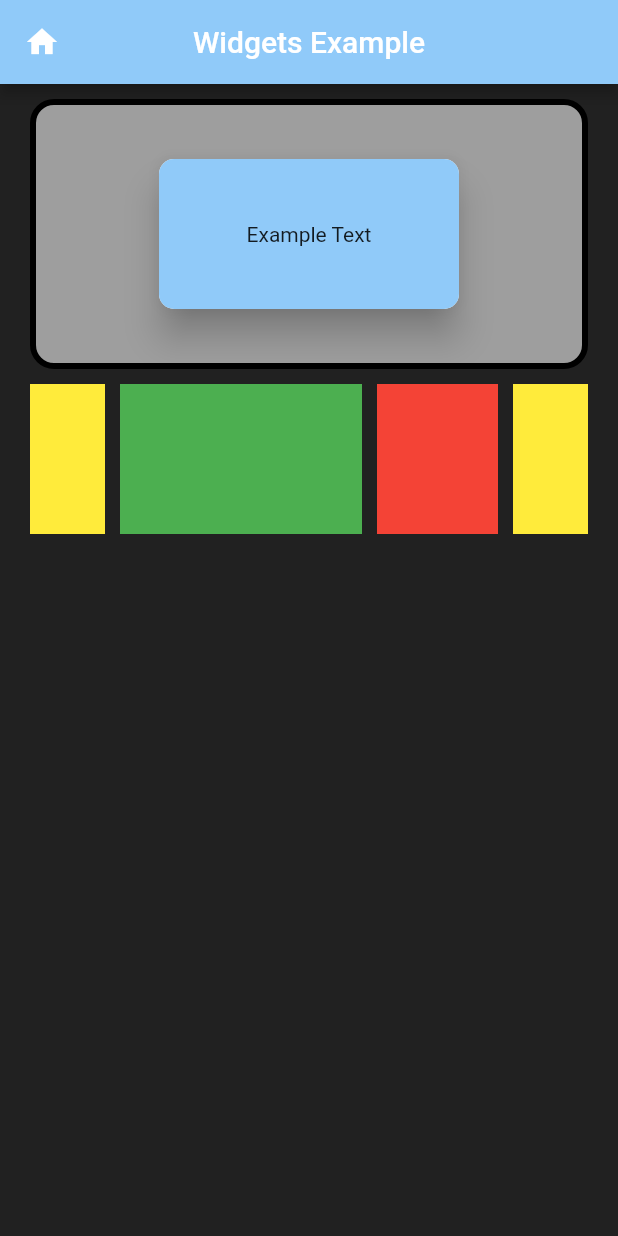
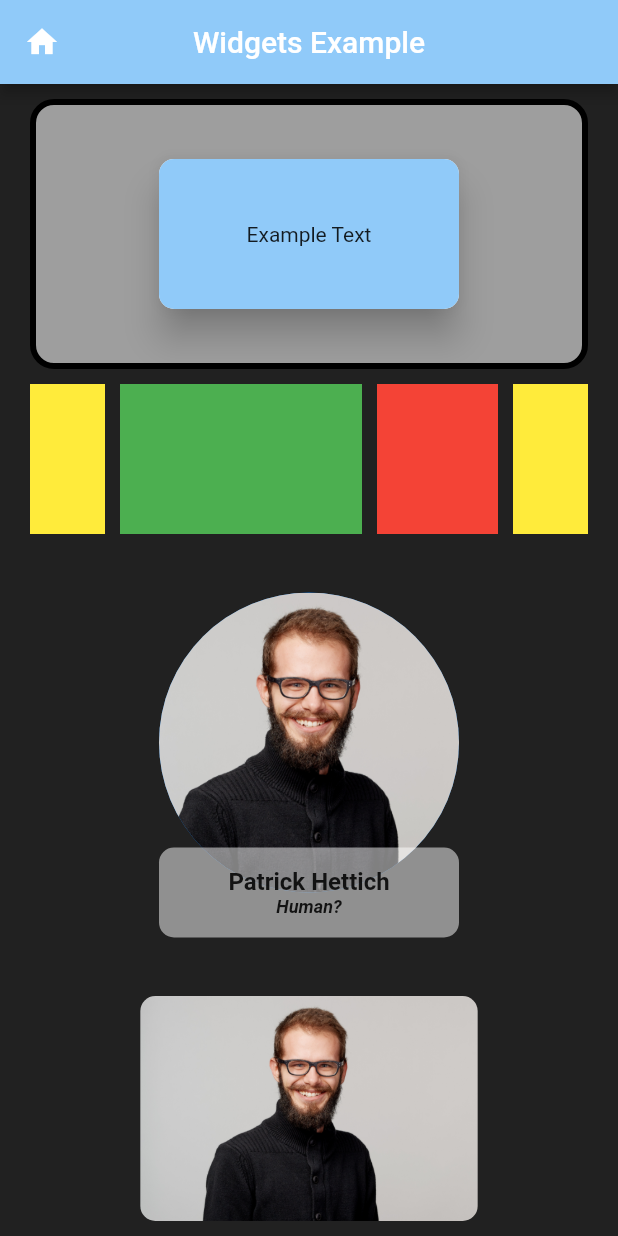
Before and after one commit to Pat992/dart-flutter-2022-clean, a Flutter app: the screen it shows after launch, on a phone screen of 412 x 824 dp. Run offline on Flutter 3.47's test engine with Material 2 defaults, Android fonts, the phone set to English and light mode, and no system bars.

Commit message:
added images and stack

```diff
--- /dev/null
+++ b/flutter_grundlagen/lib/presentation/widgets_examples/widgets/profile_picture.dart
@@ -0,0 +1,61 @@
+import 'package:flutter/material.dart';
+
+class ProfilePicture extends StatelessWidget {
+  const ProfilePicture({Key? key}) : super(key: key);
+
+  @override
+  Widget build(BuildContext context) {
+    return Expanded(
+      child: Center(
+        child: SizedBox(
+          height: 230,
+          width: 200,
+          child: Stack(
+            children: <Widget>[
+              const SizedBox(
+                height: 200,
+                child: CircleAvatar(
+                  radius: 200,
+                  backgroundImage:
+                      AssetImage('assets/images/Patrick Hettich_Profil.jpg'),
+                ),
+              ),
+              Align(
+                alignment: Alignment.bottomCenter,
+                child: Container(
+                  width: 200,
+                  height: 60,
+                  alignment: Alignment.center,
+                  decoration: BoxDecoration(
+                    color: Colors.white.withOpacity(0.5),
+                    borderRadius: BorderRadius.circular(10),
+                  ),
+                  child: Column(
+                    mainAxisAlignment: MainAxisAlignment.center,
+                    children: const <Widget>[
+                      Text(
+                        'Patrick Hettich',
+                        style: TextStyle(
+                          fontSize: 16,
+                          fontWeight: FontWeight.bold,
+                        ),
+                      ),
+                      Text(
+                        'Human?',
+                        style: TextStyle(
+                          fontSize: 12,
+                          fontWeight: FontWeight.bold,
+                          fontStyle: FontStyle.italic,
+                        ),
+                      ),
+                    ],
+                  ),
+                ),
+              ),
+            ],
+          ),
+        ),
+      ),
+    );
+  }
+}
--- /dev/null
+++ b/flutter_grundlagen/lib/presentation/widgets_examples/widgets/rect_image.dart
@@ -0,0 +1,20 @@
+import 'package:flutter/material.dart';
+
+class RectImage extends StatelessWidget {
+  const RectImage({Key? key}) : super(key: key);
+
+  @override
+  Widget build(BuildContext context) {
+    return SizedBox(
+      //width: 200,
+      height: 150,
+      child: ClipRRect(
+        borderRadius: BorderRadius.circular(10),
+        child: Image.asset(
+          'assets/images/Patrick Hettich_Profil.jpg',
+          fit: BoxFit.cover,
+        ),
+      ),
+    );
+  }
+}
--- a/flutter_grundlagen/lib/presentation/widgets_examples/widgets_examples_page.dart
+++ b/flutter_grundlagen/lib/presentation/widgets_examples/widgets_examples_page.dart
@@ -1,5 +1,7 @@
 import 'package:flutter/material.dart';
 import 'package:flutter_grundlagen/presentation/widgets_examples/widgets/container_text_example.dart';
+import 'package:flutter_grundlagen/presentation/widgets_examples/widgets/profile_picture.dart';
+import 'package:flutter_grundlagen/presentation/widgets_examples/widgets/rect_image.dart';
 import 'package:flutter_grundlagen/presentation/widgets_examples/widgets/row_expanded_example.dart';
 
 class WidgetsExamplesPage extends StatelessWidget {
@@ -22,7 +24,11 @@
             children: const <Widget>[
               ContainerTextExample(),
               SizedBox(height: 10),
-              RowExpandedExample()
+              RowExpandedExample(),
+              SizedBox(height: 10),
+              ProfilePicture(),
+              SizedBox(height: 10),
+              RectImage(),
             ],
           ),
         ),
--- a/flutter_grundlagen/pubspec.yaml
+++ b/flutter_grundlagen/pubspec.yaml
@@ -60,8 +60,8 @@
   uses-material-design: true
 
   # To add assets to your application, add an assets section, like this:
-  # assets:
-  #   - images/a_dot_burr.jpeg
+  assets:
+   - assets/images/
   #   - images/a_dot_ham.jpeg
 
   # An image asset can refer to one or more resolution-specific "variants", see
```
Also changed, not shown: flutter_grundlagen/assets/images/Patrick Hettich_Profil.jpg (added).
